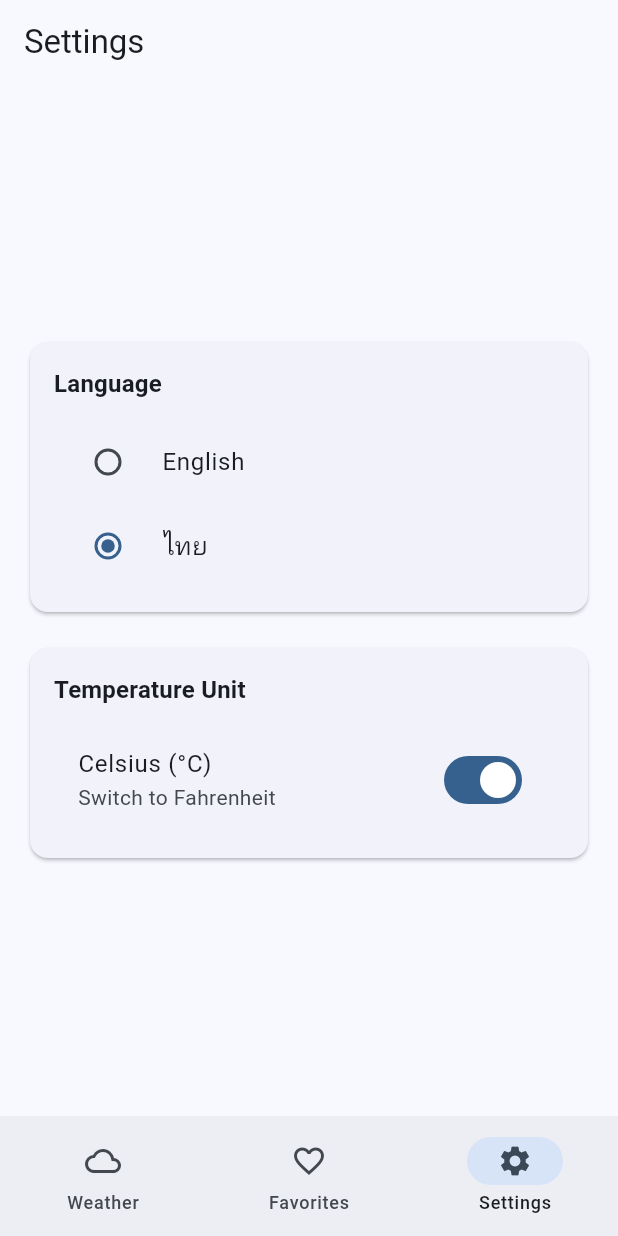
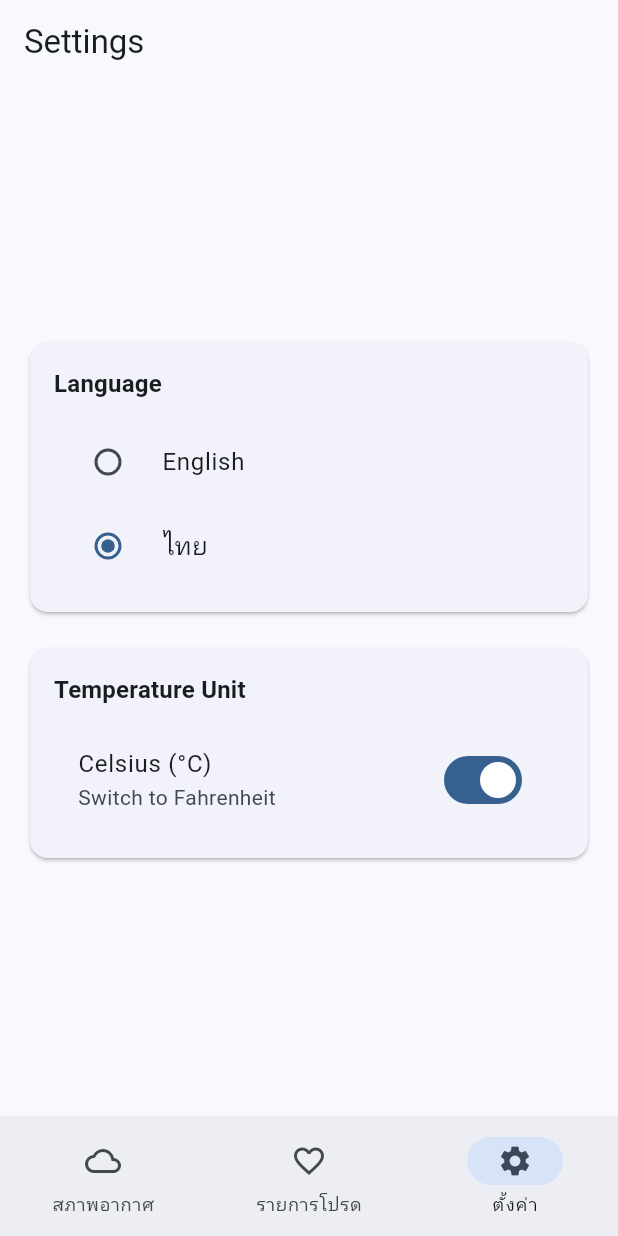
Before and after one commit to karansnarula/adaptive_weather_dashboard, a Flutter app: the SettingsPage screen opened by its route, after a tap on "ไทย", on a phone screen of 412 x 824 dp. Run offline on Flutter 3.47's test engine with Material 3 defaults, Android fonts, the phone set to English and light mode, and no system bars; our stand-ins replace dio, equatable, flutter_bloc, fpdart, get_it, go_router and 6 more; accounts and stored records are empty; generated files the repository leaves out were written again.

Commit message:
fix: update router destinations to use localized strings

```diff
--- a/lib/core/router/app_router.dart
+++ b/lib/core/router/app_router.dart
@@ -1,3 +1,4 @@
+import 'package:adaptive_weather_dashboard/core/l10n/l10n_extension.dart';
 import 'package:flutter/material.dart';
 import 'package:go_router/go_router.dart';
 
@@ -20,21 +21,21 @@ abstract class AppRouter {
             index,
             initialLocation: index == navigationShell.currentIndex,
           ),
-          destinations: const [
+          destinations: [
             NavigationDestination(
               icon: Icon(Icons.cloud_outlined),
               selectedIcon: Icon(Icons.cloud),
-              label: 'Weather',
+              label: context.l10n.navWeather,
             ),
             NavigationDestination(
               icon: Icon(Icons.favorite_outline),
               selectedIcon: Icon(Icons.favorite),
-              label: 'Favorites',
+              label: context.l10n.navFavorites,
             ),
             NavigationDestination(
               icon: Icon(Icons.settings_outlined),
               selectedIcon: Icon(Icons.settings),
-              label: 'Settings',
+              label: context.l10n.navSettings,
             ),
           ],
           body: navigationShell,
```
